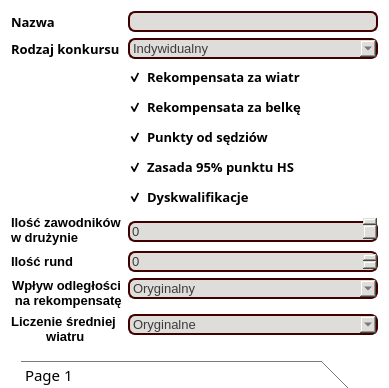
Before: the Qt Designer form source/UI/EditorWidgets/CompetitionRulesEditorWidget.ui in SiekamCebule/sj-sim, drawn with Qt 5; both pictures show x 0 to 389 and y 0 to 388 of the 389 by 647 pixel window.
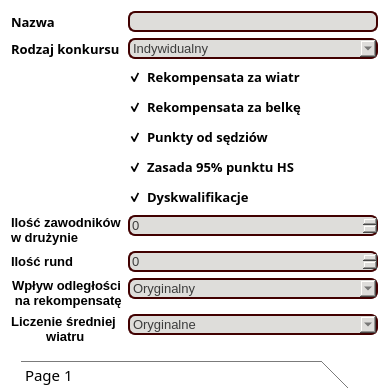
After: the same form once the commit is applied.

Diff of the .ui file:
```diff
--- a/source/UI/EditorWidgets/CompetitionRulesEditorWidget.ui
+++ b/source/UI/EditorWidgets/CompetitionRulesEditorWidget.ui
@@ -199,6 +199,18 @@
      </item>
      <item row="7" column="1">
       <widget class="QSpinBox" name="spinBox_jumpersInTeamCount">
+       <property name="minimumSize">
+        <size>
+         <width>250</width>
+         <height>21</height>
+        </size>
+       </property>
+       <property name="maximumSize">
+        <size>
+         <width>250</width>
+         <height>21</height>
+        </size>
+       </property>
        <property name="font">
         <font>
          <pointsize>10</pointsize>
@@ -210,7 +222,6 @@
 	color: rgb(60, 60, 60);
 	border: 2px solid rgb(65, 0, 0);
 	border-radius: 7px;
-margin-top: 6px;
 }</string>
        </property>
        <property name="maximum">
```
Left out of the diff: 52 changed lines with no effect on the pictures.
